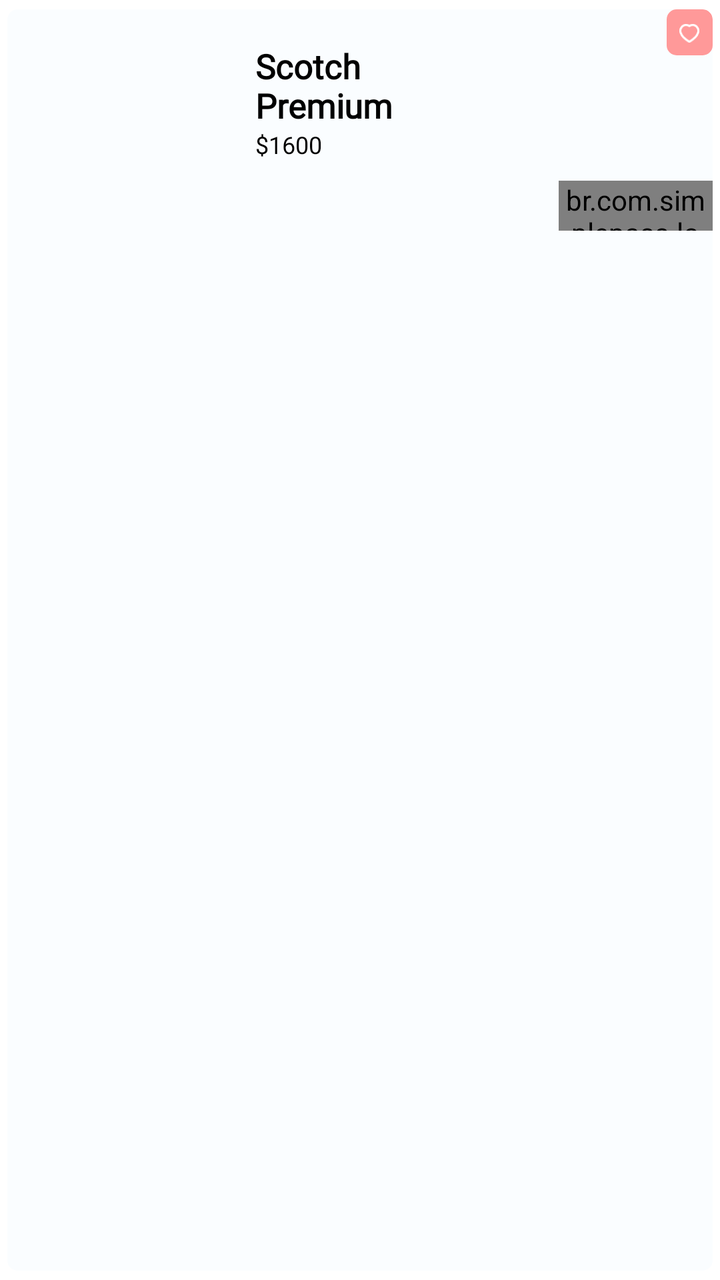
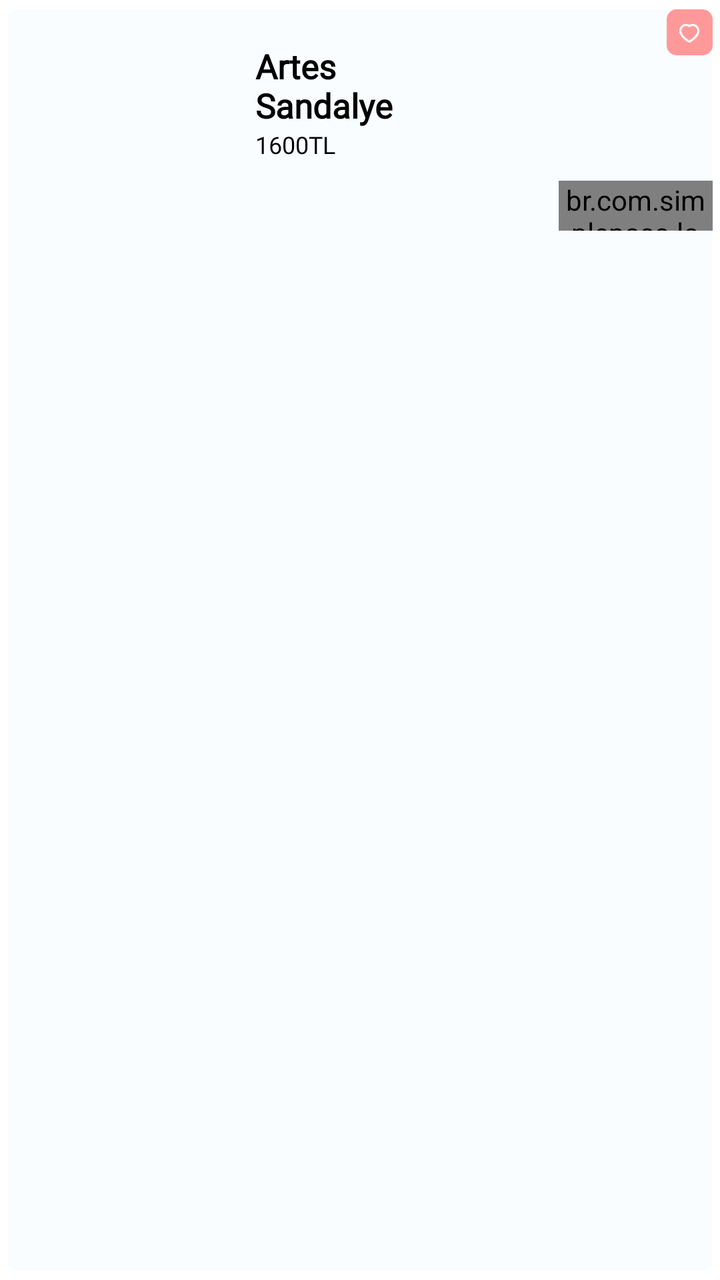

Before-and-after screenshots of an Android layout around one commit, followed by the original layout XML and the change that was made.
<!-- AndroidManifest.xml: application theme Theme.ARoom -->
<!-- res/layout/special_rv_item.xml -->
<?xml version="1.0" encoding="utf-8"?>
<androidx.cardview.widget.CardView xmlns:android="http://schemas.android.com/apk/res/android"
    android:layout_width="230dp"
    android:layout_height="wrap_content"
    xmlns:app="http://schemas.android.com/apk/res-auto"
    app:cardElevation="0dp"
    app:cardCornerRadius="5dp"
    app:cardBackgroundColor="@color/g_card_background"
    app:cardUseCompatPadding="true"
    >

    <androidx.constraintlayout.widget.ConstraintLayout
        android:layout_width="match_parent"
        android:layout_height="match_parent">

        <ImageView
            android:id="@+id/img_special_rv_item"
            android:layout_width="90dp"
            android:layout_height="90dp"
            app:layout_constraintStart_toStartOf="parent"
            app:layout_constraintTop_toTopOf="parent"
            android:layout_marginStart="16dp"
            android:layout_marginTop="10dp"
            android:scaleType="centerCrop"
             />

        <TextView
            android:id="@+id/tv_special_product_name"
            android:layout_width="80dp"
            android:layout_height="wrap_content"
            android:text="Scotch Premium"
            app:layout_constraintStart_toEndOf="@id/img_special_rv_item"
            app:layout_constraintTop_toTopOf="@id/img_special_rv_item"
            android:layout_marginTop="7dp"
            android:layout_marginStart="18dp"
            android:fontFamily="@font/poppins_thin"
            android:textStyle="bold"
            android:textColor="@color/black"
            android:textSize="17sp"
            android:maxLines="2"/>

        <TextView
            android:id="@+id/tv_special_product_price"
            android:layout_width="80dp"
            android:layout_height="wrap_content"
            android:text="$1600"
            app:layout_constraintStart_toStartOf="@id/tv_special_product_name"
            app:layout_constraintTop_toBottomOf="@id/tv_special_product_name"
            android:textColor="@color/black"
            android:textSize="12sp"
            android:fontFamily="@font/sf_pro_display"/>

        <br.com.simplepass.loadingbutton.customViews.CircularProgressButton
            android:id="@+id/btn_add_to_cart"
            android:layout_width="77dp"
            android:layout_height="25dp"
            android:background="@drawable/blue_background"
            android:fontFamily="@font/poppins_light"
            android:text="Add to cart"
            android:textColor="@color/white"
            android:textSize="10sp"
            android:textStyle="bold"
            app:layout_constraintEnd_toEndOf="parent"
            app:layout_constraintTop_toBottomOf="@id/tv_special_product_price"
            android:layout_marginTop="10dp"
            android:textAllCaps="false"
            />

        <LinearLayout
            android:layout_width="23dp"
            android:layout_height="23dp"
            app:layout_constraintEnd_toEndOf="parent"
            app:layout_constraintTop_toTopOf="parent"
            android:background="@drawable/icon_background"
            android:orientation="vertical">
            <ImageView
                android:layout_width="10dp"
                android:layout_height="10dp"
                android:src="@drawable/ic_favorite"
                android:layout_gravity="center"
                android:layout_marginTop="7dp"
                />
        </LinearLayout>


    </androidx.constraintlayout.widget.ConstraintLayout>

</androidx.cardview.widget.CardView>
<!-- resources referenced by this layout -->
<resources>
  <color name="black">#FF000000</color>
  <color name="g_card_background">#FAFDFF</color>
  <color name="white">#FFFFFFFF</color>
  <!-- drawable blue_background (drawable-v24) -->
  <shape android:shape="rectangle" xmlns:android="http://schemas.android.com/apk/res/android">
      <solid android:color="@color/g_blue"/>
      <corners android:radius="@dimen/buttonCorners"/>
  </shape>
  <!-- drawable ic_favorite (drawable-v24) -->
  <vector xmlns:android="http://schemas.android.com/apk/res/android"
      android:width="14.193dp"
      android:height="13.526dp"
      android:viewportWidth="14.193"
      android:viewportHeight="13.526">
    <path
        android:pathData="M6.937,12.676A23.226,23.226 0,0 1,2.923 9.553,7.994 7.994,0 0,1 1.012,6.506 4.243,4.243 0,0 1,3.477 0.968,3.985 3.985,0 0,1 7.094,1.576h0A3.991,3.991 0,0 1,10.71 0.968,4.246 4.246,0 0,1 13.182,6.506a7.994,7.994 0,0 1,-1.911 3.047A23.226,23.226 0,0 1,7.256 12.676l-0.157,0.1Z"
        android:strokeLineJoin="round"
        android:strokeWidth="1.5"
        android:fillColor="#00000000"
        android:strokeColor="#fff"
        android:strokeLineCap="round"/>
  </vector>
  <!-- drawable icon_background (drawable-v24) -->
  <?xml version="1.0" encoding="utf-8"?>
  <shape android:shape="rectangle" xmlns:android="http://schemas.android.com/apk/res/android">
  <solid android:color="@color/g_light_red"/>
      <corners android:radius="5dp"/>
  </shape>
  <style name="Theme.ARoom" parent="Theme.MaterialComponents.Light.NoActionBar">
          
          <item name="colorPrimary">@color/purple_500</item>
          <item name="colorPrimaryVariant">@color/purple_700</item>
          <item name="colorOnPrimary">@color/white</item>
          
          <item name="colorSecondary">@color/teal_200</item>
          <item name="colorSecondaryVariant">@color/teal_700</item>
          <item name="colorOnSecondary">@color/black</item>
          
          <item name="android:statusBarColor">?attr/colorPrimaryVariant</item>
          
  
  
  
      </style>
  <color name="g_blue">#000DAE</color>
  <dimen name="buttonCorners">5dp</dimen>
  <color name="g_light_red">#FF9999</color>
  <color name="purple_500">#FF6200EE</color>
  <color name="purple_700">#FF3700B3</color>
  <color name="teal_200">#FF03DAC5</color>
  <color name="teal_700">#FF018786</color>
</resources>

<!-- the commit's change to res/layout/special_rv_item.xml (unified diff, before → after) -->
@@ -28,7 +28,7 @@
             android:id="@+id/tv_special_product_name"
             android:layout_width="80dp"
             android:layout_height="wrap_content"
-            android:text="Scotch Premium"
+            android:text="Artes Sandalye"
             app:layout_constraintStart_toEndOf="@id/img_special_rv_item"
             app:layout_constraintTop_toTopOf="@id/img_special_rv_item"
             android:layout_marginTop="7dp"
@@ -43,7 +43,7 @@
             android:id="@+id/tv_special_product_price"
             android:layout_width="80dp"
             android:layout_height="wrap_content"
-            android:text="$1600"
+            android:text="1600TL"
             app:layout_constraintStart_toStartOf="@id/tv_special_product_name"
             app:layout_constraintTop_toBottomOf="@id/tv_special_product_name"
             android:textColor="@color/black"
@@ -56,7 +56,7 @@
             android:layout_height="25dp"
             android:background="@drawable/blue_background"
             android:fontFamily="@font/poppins_light"
-            android:text="Add to cart"
+            android:text="Sepete Ekle"
             android:textColor="@color/white"
             android:textSize="10sp"
             android:textStyle="bold"
<!-- resource entries referenced after the edit -->
@@ -5,7 +5,7 @@
   <color name="white">#FFFFFFFF</color>
   <!-- drawable blue_background (drawable-v24) -->
   <shape android:shape="rectangle" xmlns:android="http://schemas.android.com/apk/res/android">
-      <solid android:color="@color/g_blue"/>
+      <solid android:color="@color/g_orange_yellow"/>
       <corners android:radius="@dimen/buttonCorners"/>
   </shape>
   <!-- drawable ic_favorite (drawable-v24) -->
@@ -44,7 +44,7 @@
   
   
       </style>
-  <color name="g_blue">#000DAE</color>
+  <color name="g_orange_yellow">#F8BA00</color>
   <dimen name="buttonCorners">5dp</dimen>
   <color name="g_light_red">#FF9999</color>
   <color name="purple_500">#FF6200EE</color>
